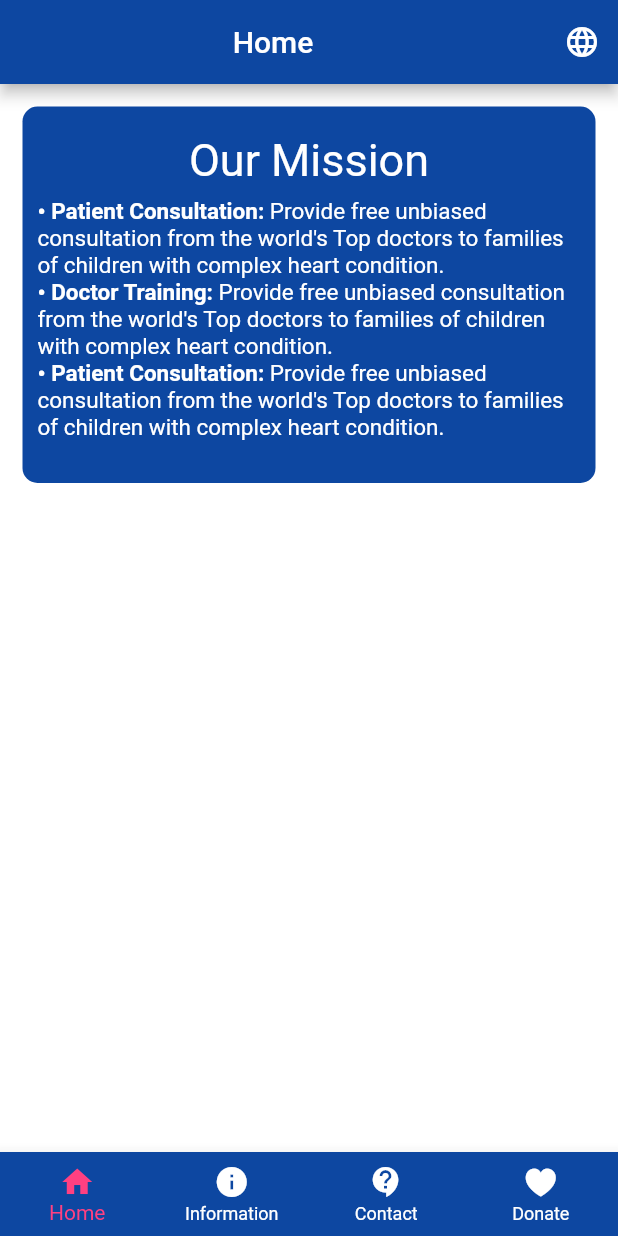
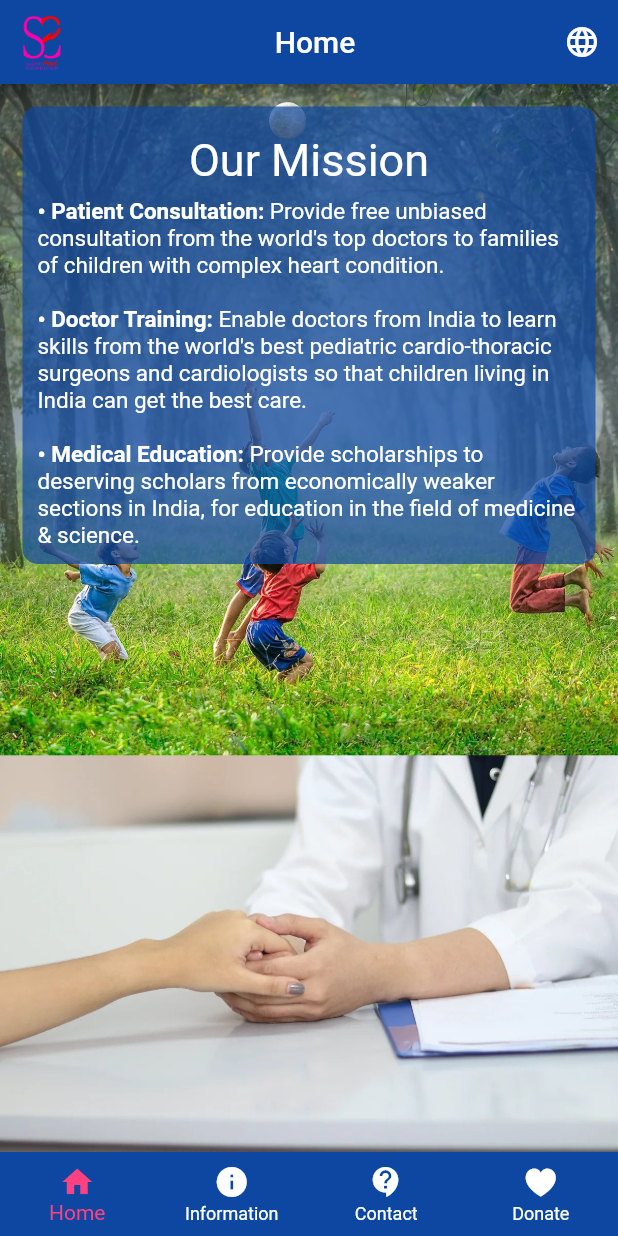
Before and after one commit to AniketW123/SaloniHeartFoundation, a Flutter app: the screen it shows after launch, on a phone screen of 412 x 824 dp. Run offline on Flutter 3.47's test engine with Material 2 defaults, Android fonts, the phone set to English and light mode, and no system bars.

Commit message:
home page ui updates

```diff
--- a/lib/main.dart
+++ b/lib/main.dart
@@ -48,6 +48,10 @@ class _MyAppState extends State<MyApp> {
       backgroundColor: Colors.white,
       appBar: AppBar(
         backgroundColor: Colors.blue.shade900,
+        leading: Padding(
+          padding: const EdgeInsets.all(5),
+          child: Image.asset('assets/images/SaloniHeartFoundationLogo.png'),
+        ),
         title: Center(child: Text(titles.elementAt(selectedIndex))),
         actions: [
           IconButton(
--- a/lib/pages/home_page.dart
+++ b/lib/pages/home_page.dart
@@ -14,25 +14,30 @@ class _HomePageState extends State<HomePage> {
 
   @override
   Widget build(BuildContext context) {
-    return ListView(
+    return Container(
+      decoration: const BoxDecoration(
+        image: DecorationImage(image: AssetImage('assets/images/HomeBackground.jpg'), fit: BoxFit.cover),
+      ),
+      child: ListView(
         children: [
           RoundedListTile(
             title: 'Our Mission',
-          color: Colors.blue.shade900,
+            color: Colors.blue.shade900.withOpacity(0.7),
             body: RichText(
               text: TextSpan(
                 children: [
                   TextSpan(text: '• Patient Consultation: ', style: missionStyleBold),
-                TextSpan(text: 'Provide free unbiased consultation from the world\'s Top doctors to families of children with complex heart condition.\n', style: missionStyle),
-                TextSpan(text: '• Doctor Training: ', style: missionStyleBold),
-                TextSpan(text: 'Provide free unbiased consultation from the world\'s Top doctors to families of children with complex heart condition.\n', style: missionStyle),
-                TextSpan(text: '• Patient Consultation: ', style: missionStyleBold),
-                TextSpan(text: 'Provide free unbiased consultation from the world\'s Top doctors to families of children with complex heart condition.\n', style: missionStyle),
+                  TextSpan(text: 'Provide free unbiased consultation from the world\'s top doctors to families of children with complex heart condition.\n', style: missionStyle),
+                  TextSpan(text: '\n• Doctor Training: ', style: missionStyleBold),
+                  TextSpan(text: 'Enable doctors from India to learn skills from the world\'s best pediatric cardio-thoracic surgeons and cardiologists so that children living in India can get the best care.\n', style: missionStyle),
+                  TextSpan(text: '\n• Medical Education: ', style: missionStyleBold),
+                  TextSpan(text: 'Provide scholarships to deserving scholars from economically weaker sections in India, for education in the field of medicine & science.', style: missionStyle),
                 ]
               ),
             ),
-        )
+          ),
         ],
+      ),
     );
   }
 }
--- a/pubspec.yaml
+++ b/pubspec.yaml
@@ -40,9 +40,9 @@ flutter:
   uses-material-design: true
 
   # To add assets to your application, add an assets section, like this:
-  # assets:
-  #   - images/a_dot_burr.jpeg
-  #   - images/a_dot_ham.jpeg
+  assets:
+   - assets/images/SaloniHeartFoundationLogo.png
+   - assets/images/HomeBackground.jpg
 
   # An image asset can refer to one or more resolution-specific "variants", see
   # https://flutter.dev/assets-and-images/#resolution-aware
```
Also changed, not shown: assets/images/HomeBackground.jpg (added). Lines whose indentation alone changed are shown as unchanged.
